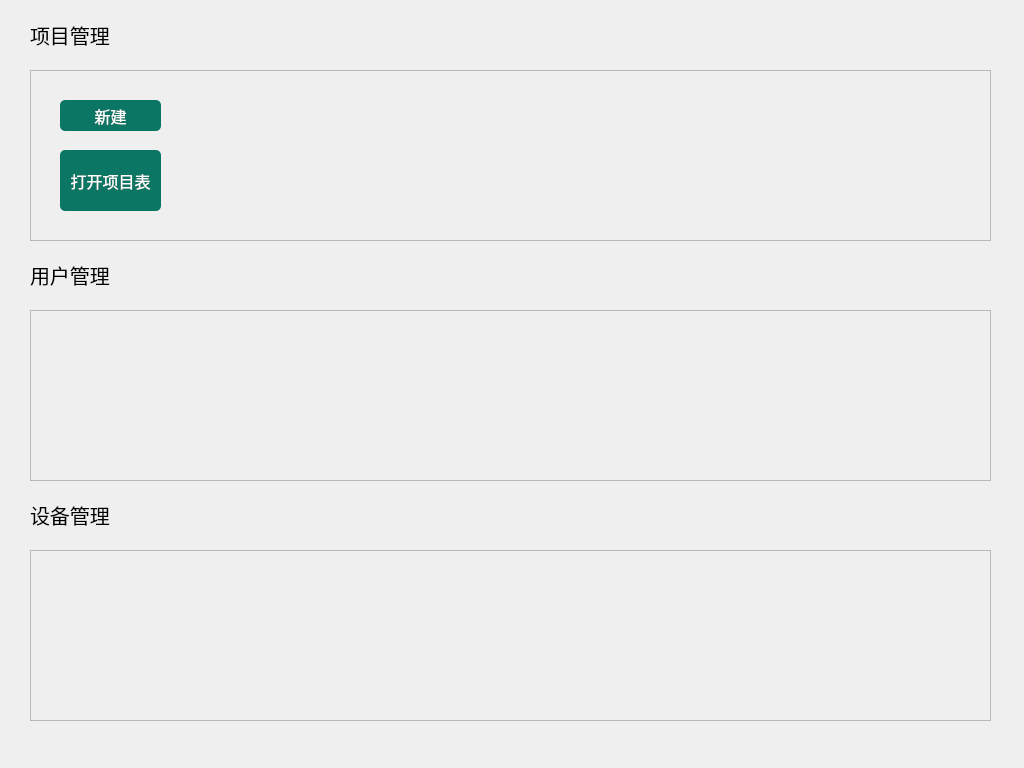
Above: projectmanagerwindow.ui from Arnowsx/ManagerClient before the change. Below: the same form after it.
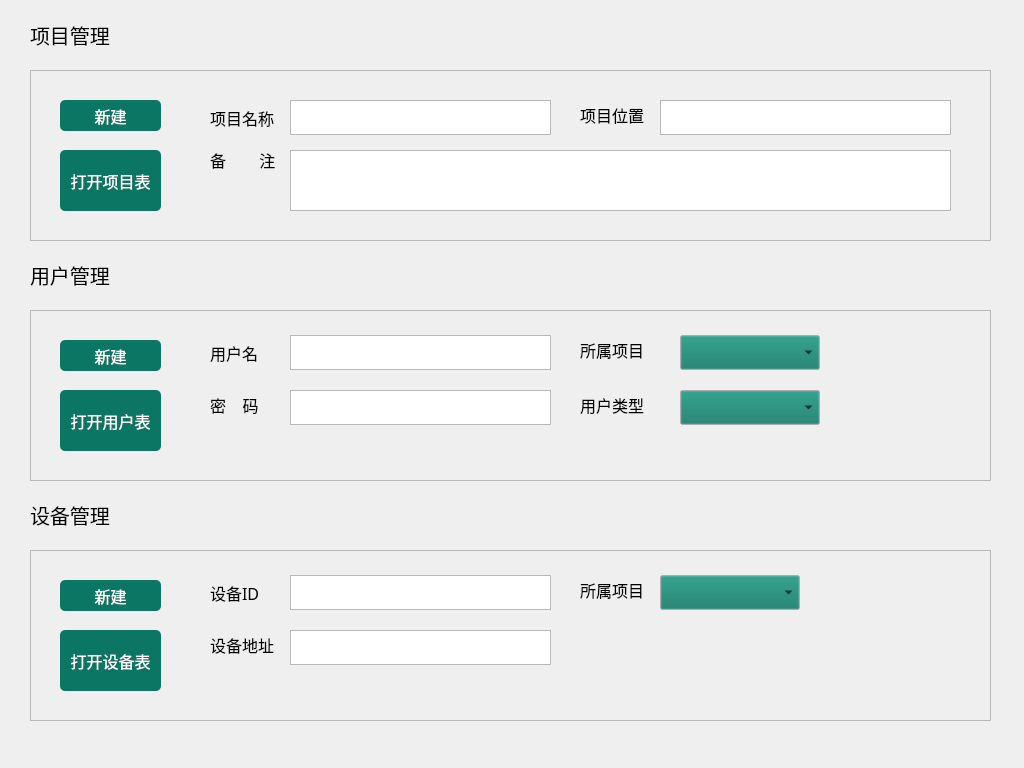
That is the form after the change. Icons and pictures are not drawn.

Commit message: 管理主界面all

What changed in the file:
```diff
--- a/projectmanagerwindow.ui
+++ b/projectmanagerwindow.ui
@@ -16,6 +16,43 @@
     <height>768</height>
    </size>
   </property>
+  <property name="palette">
+   <palette>
+    <active>
+     <colorrole role="Button">
+      <brush brushstyle="SolidPattern">
+       <color alpha="255">
+        <red>11</red>
+        <green>118</green>
+        <blue>100</blue>
+       </color>
+      </brush>
+     </colorrole>
+    </active>
+    <inactive>
+     <colorrole role="Button">
+      <brush brushstyle="SolidPattern">
+       <color alpha="255">
+        <red>11</red>
+        <green>118</green>
+        <blue>100</blue>
+       </color>
+      </brush>
+     </colorrole>
+    </inactive>
+    <disabled>
+     <colorrole role="Button">
+      <brush brushstyle="SolidPattern">
+       <color alpha="255">
+        <red>11</red>
+        <green>118</green>
+        <blue>100</blue>
+       </color>
+      </brush>
+     </colorrole>
+    </disabled>
+   </palette>
+  </property>
   <property name="font">
    <font>
     <family>Noto Sans CJK SC Regular</family>
@@ -121,6 +158,111 @@
      <string>打开项目表</string>
     </property>
    </widget>
+   <widget class="QLabel" name="label">
+    <property name="geometry">
+     <rect>
+      <x>180</x>
+      <y>35</y>
+      <width>80</width>
+      <height>25</height>
+     </rect>
+    </property>
+    <property name="font">
+     <font>
+      <family>Noto Sans CJK SC Regular</family>
+      <pointsize>12</pointsize>
+     </font>
+    </property>
+    <property name="text">
+     <string>项目名称</string>
+    </property>
+   </widget>
+   <widget class="QLabel" name="label_2">
+    <property name="geometry">
+     <rect>
+      <x>550</x>
+      <y>35</y>
+      <width>80</width>
+      <height>20</height>
+     </rect>
+    </property>
+    <property name="font">
+     <font>
+      <family>Noto Sans CJK SC Regular</family>
+      <pointsize>12</pointsize>
+     </font>
+    </property>
+    <property name="text">
+     <string>项目位置</string>
+    </property>
+   </widget>
+   <widget class="QLabel" name="label_3">
+    <property name="geometry">
+     <rect>
+      <x>180</x>
+      <y>80</y>
+      <width>80</width>
+      <height>20</height>
+     </rect>
+    </property>
+    <property name="font">
+     <font>
+      <family>Noto Sans CJK SC Regular</family>
+      <pointsize>12</pointsize>
+     </font>
+    </property>
+    <property name="text">
+     <string>备        注</string>
+    </property>
+   </widget>
+   <widget class="QTextEdit" name="textEdit">
+    <property name="geometry">
+     <rect>
+      <x>260</x>
+      <y>30</y>
+      <width>261</width>
+      <height>35</height>
+     </rect>
+    </property>
+    <property name="font">
+     <font>
+      <family>Noto Sans CJK SC Regular</family>
+      <pointsize>12</pointsize>
+     </font>
+    </property>
+   </widget>
+   <widget class="QTextEdit" name="textEdit_2">
+    <property name="geometry">
+     <rect>
+      <x>630</x>
+      <y>30</y>
+      <width>291</width>
+      <height>35</height>
+     </rect>
+    </property>
+    <property name="font">
+     <font>
+      <family>Noto Sans CJK SC Regular</family>
+      <pointsize>12</pointsize>
+     </font>
+    </property>
+   </widget>
+   <widget class="QTextEdit" name="textEdit_3">
+    <property name="geometry">
+     <rect>
+      <x>260</x>
+      <y>80</y>
+      <width>661</width>
+      <height>61</height>
+     </rect>
+    </property>
+    <property name="font">
+     <font>
+      <family>Noto Sans CJK SC Regular</family>
+      <pointsize>12</pointsize>
+     </font>
+    </property>
+   </widget>
   </widget>
   <widget class="QFrame" name="userManagerBackgroundFrame">
    <property name="geometry">
@@ -140,6 +282,186 @@
    <property name="frameShadow">
     <enum>QFrame::Raised</enum>
    </property>
+   <widget class="QPushButton" name="newUserPushButton">
+    <property name="geometry">
+     <rect>
+      <x>30</x>
+      <y>30</y>
+      <width>101</width>
+      <height>31</height>
+     </rect>
+    </property>
+    <property name="font">
+     <font>
+      <family>Noto Sans CJK SC Regular</family>
+      <pointsize>12</pointsize>
+     </font>
+    </property>
+    <property name="styleSheet">
+     <string notr="true">#newUserPushButton {
+color: rgb(255, 255, 255);
+background-color: rgb(11, 118, 100);
+border-radius:5px
+}</string>
+    </property>
+    <property name="text">
+     <string>新建</string>
+    </property>
+   </widget>
+   <widget class="QPushButton" name="openUserPushButton">
+    <property name="geometry">
+     <rect>
+      <x>30</x>
+      <y>80</y>
+      <width>101</width>
+      <height>61</height>
+     </rect>
+    </property>
+    <property name="font">
+     <font>
+      <family>Noto Sans CJK SC Regular</family>
+      <pointsize>12</pointsize>
+     </font>
+    </property>
+    <property name="styleSheet">
+     <string notr="true">#openUserPushButton{
+color: rgb(255, 255, 255);
+background-color: rgb(11, 118, 100);
+border-radius:5px
+}</string>
+    </property>
+    <property name="text">
+     <string>打开用户表</string>
+    </property>
+   </widget>
+   <widget class="QLabel" name="label_4">
+    <property name="geometry">
+     <rect>
+      <x>180</x>
+      <y>30</y>
+      <width>80</width>
+      <height>25</height>
+     </rect>
+    </property>
+    <property name="font">
+     <font>
+      <family>Noto Sans CJK SC Regular</family>
+      <pointsize>12</pointsize>
+     </font>
+    </property>
+    <property name="text">
+     <string>用户名</string>
+    </property>
+   </widget>
+   <widget class="QTextEdit" name="textEdit_6">
+    <property name="geometry">
+     <rect>
+      <x>260</x>
+      <y>25</y>
+      <width>261</width>
+      <height>35</height>
+     </rect>
+    </property>
+    <property name="font">
+     <font>
+      <family>Noto Sans CJK SC Regular</family>
+      <pointsize>12</pointsize>
+     </font>
+    </property>
+   </widget>
+   <widget class="QLabel" name="label_5">
+    <property name="geometry">
+     <rect>
+      <x>550</x>
+      <y>30</y>
+      <width>80</width>
+      <height>20</height>
+     </rect>
+    </property>
+    <property name="font">
+     <font>
+      <family>Noto Sans CJK SC Regular</family>
+      <pointsize>12</pointsize>
+     </font>
+    </property>
+    <property name="text">
+     <string>所属项目</string>
+    </property>
+   </widget>
+   <widget class="QLabel" name="label_6">
+    <property name="geometry">
+     <rect>
+      <x>180</x>
+      <y>85</y>
+      <width>80</width>
+      <height>20</height>
+     </rect>
+    </property>
+    <property name="font">
+     <font>
+      <family>Noto Sans CJK SC Regular</family>
+      <pointsize>12</pointsize>
+     </font>
+    </property>
+    <property name="text">
+     <string>密    码</string>
+    </property>
+   </widget>
+   <widget class="QLabel" name="label_10">
+    <property name="geometry">
+     <rect>
+      <x>550</x>
+      <y>85</y>
+      <width>80</width>
+      <height>20</height>
+     </rect>
+    </property>
+    <property name="font">
+     <font>
+      <family>Noto Sans CJK SC Regular</family>
+      <pointsize>12</pointsize>
+     </font>
+    </property>
+    <property name="text">
+     <string>用户类型</string>
+    </property>
+   </widget>
+   <widget class="QTextEdit" name="textEdit_10">
+    <property name="geometry">
+     <rect>
+      <x>260</x>
+      <y>80</y>
+      <width>261</width>
+      <height>35</height>
+     </rect>
+    </property>
+    <property name="font">
+     <font>
+      <family>Noto Sans CJK SC Regular</family>
+      <pointsize>12</pointsize>
+     </font>
+    </property>
+   </widget>
+   <widget class="QComboBox" name="comboBox">
+    <property name="geometry">
+     <rect>
+      <x>650</x>
+      <y>25</y>
+      <width>140</width>
+      <height>35</height>
+     </rect>
+    </property>
+   </widget>
+   <widget class="QComboBox" name="comboBox_2">
+    <property name="geometry">
+     <rect>
+      <x>650</x>
+      <y>80</y>
+      <width>140</width>
+      <height>35</height>
+     </rect>
+    </property>
+   </widget>
   </widget>
   <widget class="QFrame" name="deviceManagerBackgroundFrame">
    <property name="geometry">
@@ -159,6 +481,157 @@
    <property name="frameShadow">
     <enum>QFrame::Raised</enum>
    </property>
+   <widget class="QPushButton" name="openDevicePushButton">
+    <property name="geometry">
+     <rect>
+      <x>30</x>
+      <y>80</y>
+      <width>101</width>
+      <height>61</height>
+     </rect>
+    </property>
+    <property name="font">
+     <font>
+      <family>Noto Sans CJK SC Regular</family>
+      <pointsize>12</pointsize>
+     </font>
+    </property>
+    <property name="styleSheet">
+     <string notr="true">#openDevicePushButton{
+color: rgb(255, 255, 255);
+background-color: rgb(11, 118, 100);
+border-radius:5px
+}</string>
+    </property>
+    <property name="text">
+     <string>打开设备表</string>
+    </property>
+   </widget>
+   <widget class="QPushButton" name="newDevicePushButton">
+    <property name="geometry">
+     <rect>
+      <x>30</x>
+      <y>30</y>
+      <width>101</width>
+      <height>31</height>
+     </rect>
+    </property>
+    <property name="font">
+     <font>
+      <family>Noto Sans CJK SC Regular</family>
+      <pointsize>12</pointsize>
+     </font>
+    </property>
+    <property name="styleSheet">
+     <string notr="true">#newDevicePushButton {
+color: rgb(255, 255, 255);
+background-color: rgb(11, 118, 100);
+border-radius:5px
+}</string>
+    </property>
+    <property name="text">
+     <string>新建</string>
+    </property>
+   </widget>
+   <widget class="QTextEdit" name="textEdit_7">
+    <property name="geometry">
+     <rect>
+      <x>260</x>
+      <y>80</y>
+      <width>261</width>
+      <height>35</height>
+     </rect>
+    </property>
+    <property name="font">
+     <font>
+      <family>Noto Sans CJK SC Regular</family>
+      <pointsize>12</pointsize>
+     </font>
+    </property>
+   </widget>
+   <widget class="QLabel" name="label_7">
+    <property name="geometry">
+     <rect>
+      <x>180</x>
+      <y>30</y>
+      <width>80</width>
+      <height>25</height>
+     </rect>
+    </property>
+    <property name="font">
+     <font>
+      <family>Noto Sans CJK SC Regular</family>
+      <pointsize>12</pointsize>
+     </font>
+    </property>
+    <property name="text">
+     <string>设备ID</string>
+    </property>
+   </widget>
+   <widget class="QTextEdit" name="textEdit_9">
+    <property name="geometry">
+     <rect>
+      <x>260</x>
+      <y>25</y>
+      <width>261</width>
+      <height>35</height>
+     </rect>
+    </property>
+    <property name="font">
+     <font>
+      <family>Noto Sans CJK SC Regular</family>
+      <pointsize>12</pointsize>
+     </font>
+    </property>
+   </widget>
+   <widget class="QLabel" name="label_8">
+    <property name="geometry">
+     <rect>
+      <x>180</x>
+      <y>85</y>
+      <width>80</width>
+      <height>20</height>
+     </rect>
+    </property>
+    <property name="font">
+     <font>
+      <family>Noto Sans CJK SC Regular</family>
+      <pointsize>12</pointsize>
+     </font>
+    </property>
+    <property name="text">
+     <string>设备地址</string>
+    </property>
+   </widget>
+   <widget class="QLabel" name="label_9">
+    <property name="geometry">
+     <rect>
+      <x>550</x>
+      <y>30</y>
+      <width>80</width>
+      <height>20</height>
+     </rect>
+    </property>
+    <property name="font">
+     <font>
+      <family>Noto Sans CJK SC Regular</family>
+      <pointsize>12</pointsize>
+     </font>
+    </property>
+    <property name="text">
+     <string>所属项目</string>
+    </property>
+   </widget>
+   <widget class="QComboBox" name="comboBox_3">
+    <property name="geometry">
+     <rect>
+      <x>630</x>
+      <y>25</y>
+      <width>140</width>
+      <height>35</height>
+     </rect>
+    </property>
+   </widget>
   </widget>
   <widget class="QLabel" name="userManageLabel">
    <property name="geometry">
```
Left out of the diff: 8 changed lines with no effect on the pictures. The commit also changes 1 other file.
